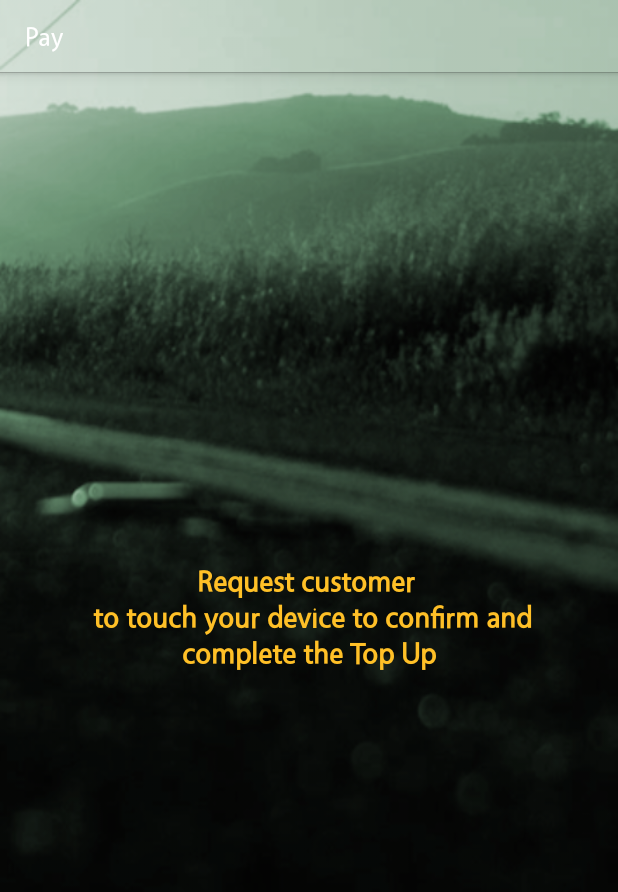
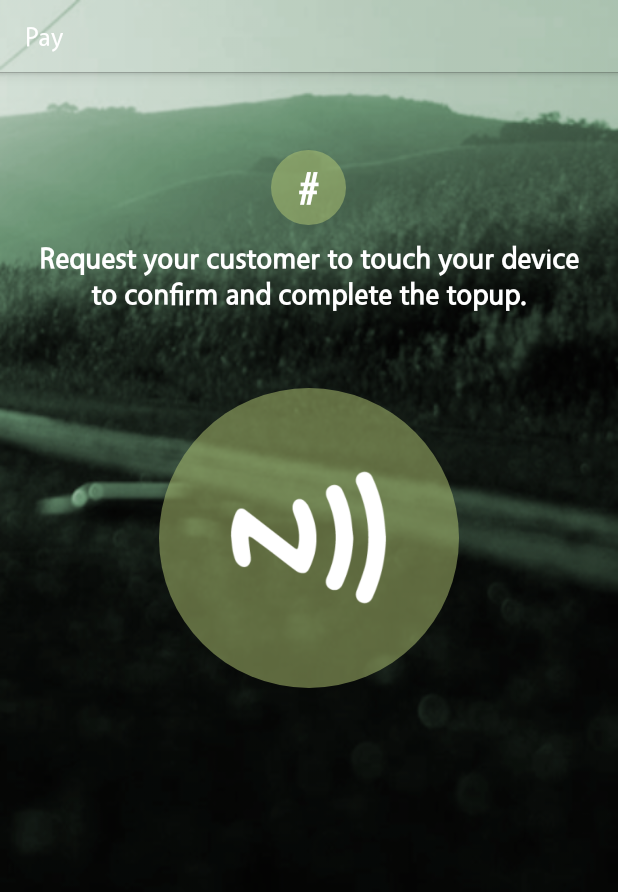
Before and after one commit to iot-senz/topupz, an Android app: the MatmActivity screen opened directly, with no data from a screen before it, on a phone screen of 412 x 824 dp. Shown: the top 892 px of the screen. Run offline under Robolectric (Android 15) with nearby library versions, the light colour scheme and no system bars; 2 statements that could not run were skipped.

Commit message:
done for deome

```diff
--- a/app/src/main/java/com/score/topupz/services/RemoteSenzService.java
+++ b/app/src/main/java/com/score/topupz/services/RemoteSenzService.java
@@ -48,11 +48,11 @@ public class RemoteSenzService extends Service implements ShareSenzListener {
     private static final String TAG = RemoteSenzService.class.getName();
 
     // senz service host and port
-    //private static final String SENZ_HOST = "udp.mysensors.info";192.168.43.42
+    private static final String SENZ_HOST = "udp.mysensors.info";
     //private static final String SENZ_HOST = "192.168.43.42";
     //private static final String SENZ_HOST = "10.4.1.29";
     //private static final String SENZ_HOST = "192.168.1.125";
-    private static final String SENZ_HOST = "172.22.252.195";
+    //private static final String SENZ_HOST = "172.22.252.195";
     private static final int SENZ_PORT = 9090;
 
     // we are listing for UDP socket
--- a/app/src/main/java/com/score/topupz/ui/MatmActivity.java
+++ b/app/src/main/java/com/score/topupz/ui/MatmActivity.java
@@ -228,9 +228,11 @@ public class MatmActivity extends Activity implements NfcAdapter.CreateNdefMessa
         if (nfcAdapter == null) {
             Toast.makeText(this, "[ERROR] No NFC supported", Toast.LENGTH_LONG).show();
         } else {
+            nfcAdapter.setNdefPushMessage(null, this);
+
             // set listeners to receive data
-            nfcAdapter.setNdefPushMessageCallback(this, this);
-            nfcAdapter.setOnNdefPushCompleteCallback(this, this);
+            //nfcAdapter.setNdefPushMessageCallback(this, this);
+            //nfcAdapter.setOnNdefPushCompleteCallback(this, this);
 
             // create an intent with tag data and deliver to this activity
             nfcPendingIntent = PendingIntent.getActivity(this, 0, new Intent(this, getClass()).addFlags(Intent.FLAG_ACTIVITY_SINGLE_TOP), 0);
--- a/app/src/main/java/com/score/topupz/ui/PayActivity.java
+++ b/app/src/main/java/com/score/topupz/ui/PayActivity.java
@@ -198,7 +198,7 @@ public class PayActivity extends Activity implements View.OnClickListener {
         ActivityUtils.hideSoftKeyboard(this);
 
         if (NetworkUtil.isAvailableNetwork(this)) {
-            displayInformationMessageDialog("Please confirm the Top Up of $" + topUp.getAmount());
+            displayInformationMessageDialog("Please confirm the topup of $" + topUp.getAmount());
         } else {
             displayMessageDialog("#ERROR", "No network connection");
         }
--- a/app/src/main/java/com/score/topupz/ui/TopupActivity.java
+++ b/app/src/main/java/com/score/topupz/ui/TopupActivity.java
@@ -14,7 +14,6 @@ import android.nfc.tech.NfcF;
 import android.os.Bundle;
 import android.os.Parcelable;
 import android.util.Log;
-import android.view.View;
 import android.view.Window;
 import android.widget.TextView;
 import android.widget.Toast;
@@ -148,6 +147,8 @@ public class TopupActivity extends Activity {
         if (nfcAdapter == null) {
             Toast.makeText(this, "[ERROR] No NFC supported", Toast.LENGTH_LONG).show();
         } else {
+            nfcAdapter.setNdefPushMessage(null, this);
+
             // create an intent with tag data and deliver to this activity
             nfcPendingIntent = PendingIntent.getActivity(this, 0, new Intent(this, getClass()).addFlags(Intent.FLAG_ACTIVITY_SINGLE_TOP), 0);
 
--- a/app/src/main/res/layout/matm_layout.xml
+++ b/app/src/main/res/layout/matm_layout.xml
@@ -27,7 +27,6 @@
                 android:background="@drawable/circle_shape_green"
                 android:gravity="center"
                 android:text="#"
-                android:visibility="gone"
                 android:textColor="#fff"
                 android:textSize="30sp">
             </TextView>
@@ -43,8 +42,8 @@
                 android:layout_marginRight="20dp"
                 android:layout_marginTop="10dp"
                 android:gravity="center"
-                android:text="Request customer \n to touch your device to confirm and complete the Top Up"
-                android:textColor="#ffc027"
+                android:text="Request your customer to touch your device to confirm and complete the topup."
+                android:textColor="#fff"
                 android:textSize="20sp"
                 android:visibility="visible">
 
@@ -62,7 +61,7 @@
                     android:layout_height="200dp"
                     android:layout_centerHorizontal="true"
                     android:background="@drawable/circle_shape_green"
-                    android:visibility="gone">
+                    android:visibility="visible">
 
                     <TextView
                         android:id="@+id/pay_amount_text"
@@ -72,9 +71,16 @@
                         android:layout_centerVertical="true"
                         android:layout_marginLeft="15dp"
                         android:text="42w3e4"
+                        android:visibility="gone"
                         android:textColor="#ffffff"
                         android:textSize="50sp">
                     </TextView>
+
+                    <ImageView
+                        android:layout_width="150dp"
+                        android:layout_centerInParent="true"
+                        android:src="@drawable/nfc_matm"
+                        android:layout_height="150dp" />
                 </RelativeLayout>
 
             </RelativeLayout>
```
Also changed, not shown: app/src/main/res/drawable/nfc_matm.png (added).
